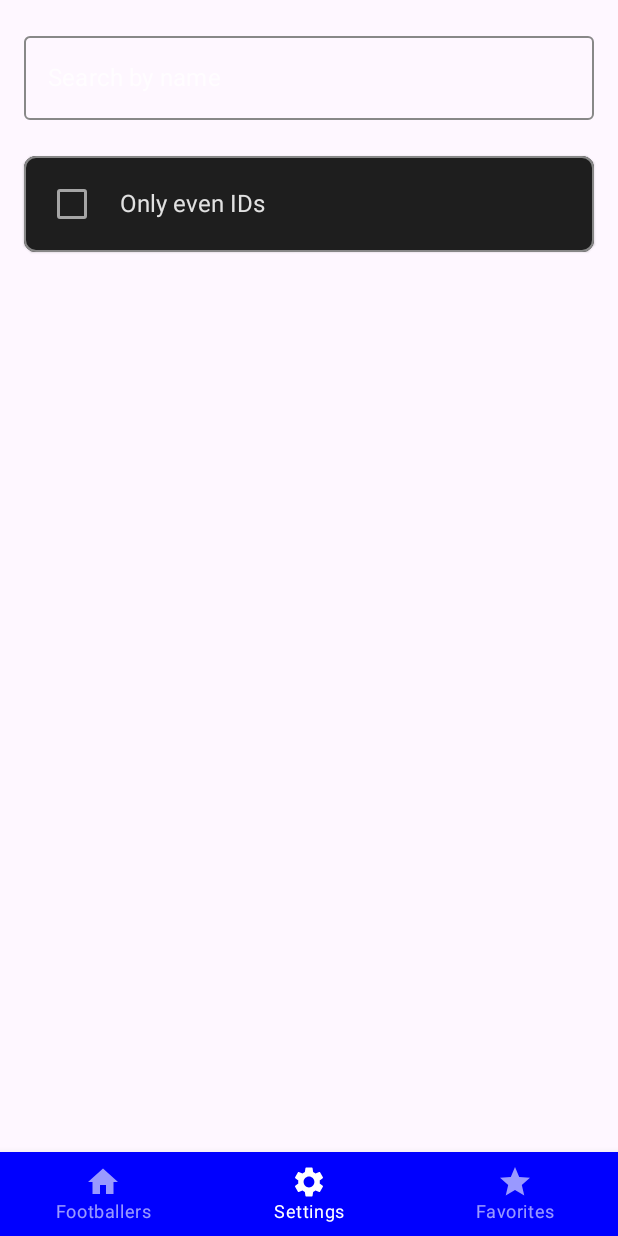
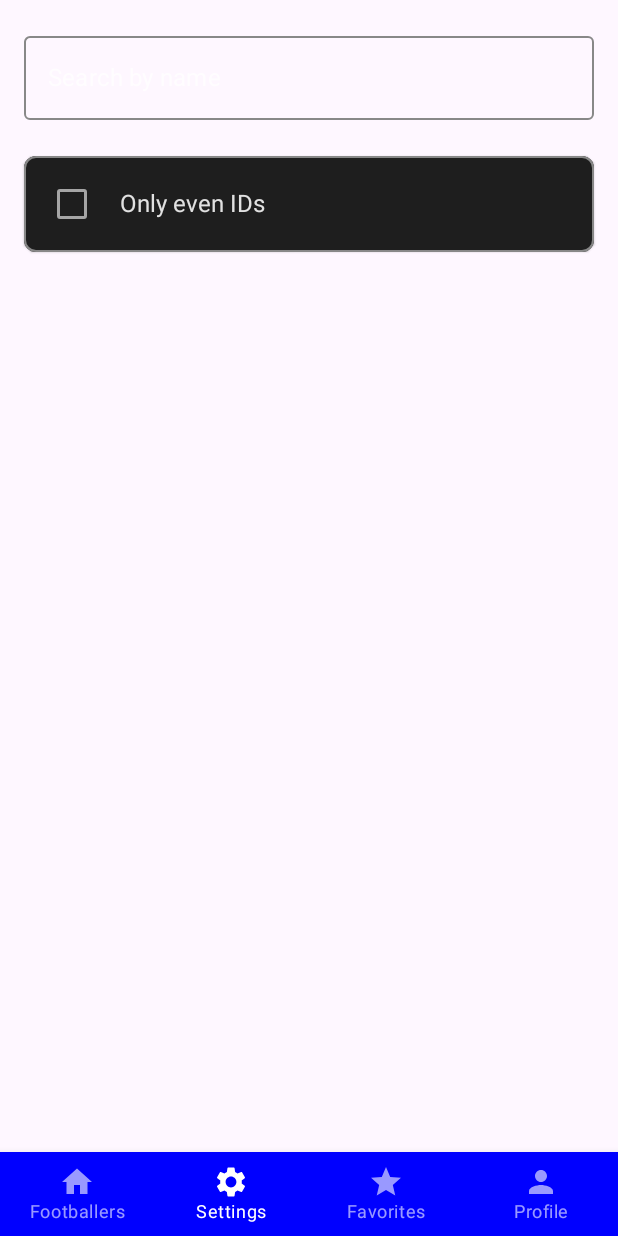
Before and after one commit to etonurlan/AndroidProjectTirzhanov, an Android app built with Jetpack Compose: the SettingsScreen screen opened through its navigation route, on a phone screen of 412 x 824 dp. Run offline under Robolectric (Android 15) with nearby library versions, the phone set to English and light mode, and no system bars; our stand-ins replace Room's generated code; libraries missing offline, so code that uses them is left out: com.chuckerteam.chucker; 2 statements that could not run were skipped.

Commit message:
Finish task6

```diff
--- a/app/build.gradle.kts
+++ b/app/build.gradle.kts
@@ -76,6 +76,9 @@ dependencies {
     implementation("io.insert-koin:koin-core:3.5.0")
     implementation("io.insert-koin:koin-android:3.5.0")
     implementation("io.insert-koin:koin-androidx-compose:3.5.0")
+    implementation("io.coil-kt:coil-compose:2.1.0")
+    implementation("androidx.activity:activity-compose:1.3.1")
+    implementation("androidx.core:core-ktx:1.7.0")
     testImplementation(libs.junit)
     androidTestImplementation(libs.androidx.junit)
     androidTestImplementation(libs.androidx.espresso.core)
--- a/app/src/main/AndroidManifest.xml
+++ b/app/src/main/AndroidManifest.xml
@@ -3,6 +3,9 @@
     xmlns:tools="http://schemas.android.com/tools">
 
     <uses-permission android:name="android.permission.INTERNET" />
+    <uses-permission android:name="android.permission.READ_EXTERNAL_STORAGE"/>
+    <uses-permission android:name="android.permission.WRITE_EXTERNAL_STORAGE" />
+    <uses-permission android:name="android.permission.CAMERA" />
 
     <application
         android:allowBackup="true"
--- /dev/null
+++ b/app/src/main/java/com/example/androidprojecttirzhanov/data/ProfilePreferences.kt
@@ -0,0 +1,39 @@
+package com.example.androidprojecttirzhanov.data
+
+import android.content.Context
+import android.net.Uri
+import androidx.datastore.core.DataStore
+import androidx.datastore.preferences.core.Preferences
+import androidx.datastore.preferences.core.edit
+import androidx.datastore.preferences.core.stringPreferencesKey
+import androidx.datastore.preferences.preferencesDataStore
+import kotlinx.coroutines.flow.Flow
+import kotlinx.coroutines.flow.map
+
+private val Context.profileDataStore: DataStore<Preferences> by preferencesDataStore(name = "user_profile")
+
+object ProfilePreferences {
+
+    private val FULL_NAME_KEY = stringPreferencesKey("full_name")
+    private val AVATAR_URI_KEY = stringPreferencesKey("avatar_uri")
+    private val RESUME_URL_KEY = stringPreferencesKey("resume_url")
+    private val JOB_TITLE_KEY = stringPreferencesKey("job_title")
+
+    fun getProfile(context: Context): Flow<UserProfile> = context.profileDataStore.data.map { preferences ->
+        UserProfile(
+            fullName = preferences[FULL_NAME_KEY] ?: "",
+            avatarUri = preferences[AVATAR_URI_KEY]?.let { Uri.parse(it) },
+            resumeUrl = preferences[RESUME_URL_KEY] ?: "",
+            jobTitle = preferences[JOB_TITLE_KEY] ?: ""
+        )
+    }
+
+    suspend fun saveProfile(context: Context, profile: UserProfile) {
+        context.profileDataStore.edit { preferences ->
+            preferences[FULL_NAME_KEY] = profile.fullName
+            preferences[AVATAR_URI_KEY] = profile.avatarUri.toString()
+            preferences[RESUME_URL_KEY] = profile.resumeUrl
+            preferences[JOB_TITLE_KEY] = profile.jobTitle
+        }
+    }
+}
--- /dev/null
+++ b/app/src/main/java/com/example/androidprojecttirzhanov/data/UserProfile.kt
@@ -0,0 +1,10 @@
+package com.example.androidprojecttirzhanov.data
+
+import android.net.Uri
+
+data class UserProfile(
+    val fullName: String = "",
+    val avatarUri: Uri? = null,
+    val resumeUrl: String = "",
+    val jobTitle: String = "",
+)
--- a/app/src/main/java/com/example/androidprojecttirzhanov/presentation/viewmodel/UserViewModel.kt
+++ b/app/src/main/java/com/example/androidprojecttirzhanov/presentation/viewmodel/UserViewModel.kt
@@ -6,6 +6,8 @@ import androidx.lifecycle.ViewModel
 import androidx.lifecycle.viewModelScope
 import com.example.androidprojecttirzhanov.data.FilterPreferences
 import com.example.androidprojecttirzhanov.data.IndicatorState
+import com.example.androidprojecttirzhanov.data.ProfilePreferences
+import com.example.androidprojecttirzhanov.data.UserProfile
 import com.example.androidprojecttirzhanov.data.local.FavoriteUserEntity
 import com.example.androidprojecttirzhanov.domain.model.User
 import com.example.androidprojecttirzhanov.domain.repository.UserRepository
@@ -22,6 +24,9 @@ class UserViewModel(
     private val context: Context,
     private val indicatorState: IndicatorState
 ) : ViewModel() {
+    private val _userProfile = MutableStateFlow(UserProfile())
+    val userProfile: StateFlow<UserProfile> = _userProfile
+
     private val _users = MutableStateFlow<List<User>>(emptyList())
     val users: StateFlow<List<User>> = _users
 
@@ -42,6 +47,22 @@ class UserViewModel(
         loadFavorites()
         fetchUsers()
         checkInitialFilters()
+        loadUserProfile()
+    }
+
+    private fun loadUserProfile() {
+        viewModelScope.launch {
+            ProfilePreferences.getProfile(context).collect { profile ->
+                _userProfile.value = profile
+            }
+        }
+    }
+
+    fun saveUserProfile(profile: UserProfile) {
+        viewModelScope.launch {
+            ProfilePreferences.saveProfile(context, profile)
+            _userProfile.value = profile
+        }
     }
 
     private fun loadFavorites() {
--- a/app/src/main/java/com/example/androidprojecttirzhanov/ui/NavigationGraph.kt
+++ b/app/src/main/java/com/example/androidprojecttirzhanov/ui/NavigationGraph.kt
@@ -10,7 +10,9 @@ import com.example.androidprojecttirzhanov.ui.screens.ListScreen
 import com.example.androidprojecttirzhanov.ui.screens.SettingsScreen
 import androidx.compose.ui.Modifier
 import com.example.androidprojecttirzhanov.data.IndicatorState
+import com.example.androidprojecttirzhanov.ui.screens.EditProfileScreen
 import com.example.androidprojecttirzhanov.ui.screens.FavoriteScreen
+import com.example.androidprojecttirzhanov.ui.screens.ProfileScreen
 
 @Composable
 fun NavigationGraph(
@@ -40,5 +42,12 @@ fun NavigationGraph(
         composable("favorite_screen") {
             FavoriteScreen(viewModel = userViewModel)
         }
+        composable("profile_screen") {
+            ProfileScreen(navController = navController, viewModel = userViewModel)
+        }
+        // Добавляем экран редактирования профиля
+        composable("edit_profile") {
+            EditProfileScreen(navController = navController, viewModel = userViewModel)
+        }
     }
 }
--- a/app/src/main/java/com/example/androidprojecttirzhanov/ui/components/BottomNavigationBar.kt
+++ b/app/src/main/java/com/example/androidprojecttirzhanov/ui/components/BottomNavigationBar.kt
@@ -10,14 +10,15 @@ import androidx.navigation.NavController
 import androidx.navigation.compose.currentBackStackEntryAsState
 import androidx.compose.material.icons.Icons
 import androidx.compose.material.icons.filled.Home
+import androidx.compose.material.icons.filled.Person
 import androidx.compose.material.icons.filled.Settings
 import androidx.compose.material.icons.filled.Star
 import androidx.compose.runtime.getValue
 
 @Composable
 fun BottomNavigationBar(navController: NavController) {
-    val items = listOf("list_screen", "settings_screen", "favorite_screen")
-    val icons = listOf(Icons.Filled.Home, Icons.Filled.Settings, Icons.Default.Star)
+    val items = listOf("list_screen", "settings_screen", "favorite_screen", "profile_screen")
+    val icons = listOf(Icons.Filled.Home, Icons.Filled.Settings, Icons.Default.Star, Icons.Default.Person)
     BottomNavigation(
         backgroundColor = Color.Blue,
         contentColor = Color.White
@@ -34,6 +35,7 @@ fun BottomNavigationBar(navController: NavController) {
                             "list_screen" -> "Footballers"
                             "settings_screen" -> "Settings"
                             "favorite_screen" -> "Favorites"
+                            "profile_screen" -> "Profile"
                             else -> ""
                         }
                     )
```
Also changed, not shown: app/src/main/java/com/example/androidprojecttirzhanov/ui/screens/EditProfileScreen.kt (added, +302 -0 lines), app/src/main/java/com/example/androidprojecttirzhanov/ui/screens/ProfileScreen.kt (added, +77 -0 lines).
